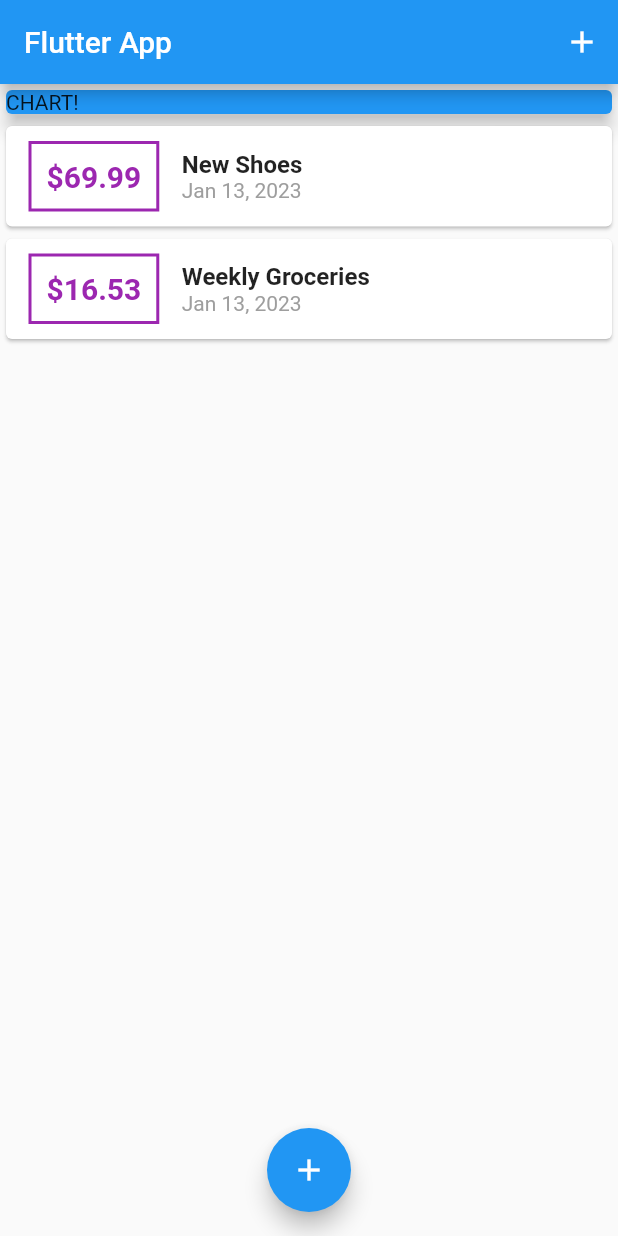
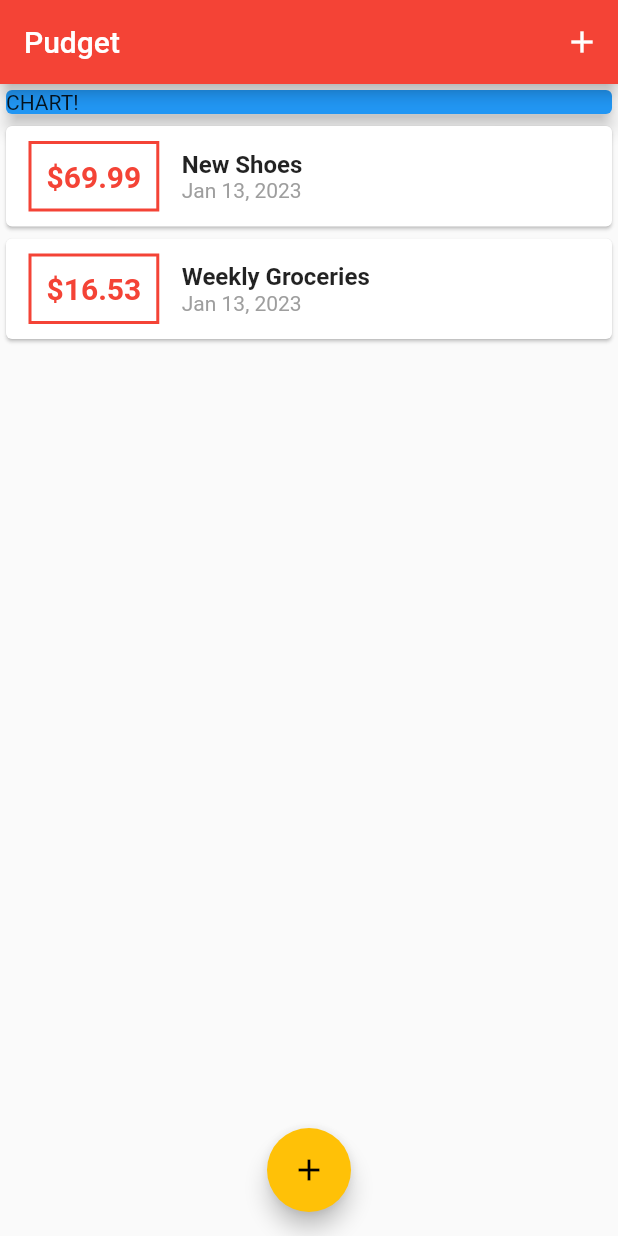
Before and after one commit to shadirvan/Pudget, a Flutter app: the screen it shows after launch, on a phone screen of 412 x 824 dp. Run offline on Flutter 3.47's test engine with Material 2 defaults, Android fonts, the phone set to English and light mode, and no system bars.

Commit message:
Added Few Theeme Data

```diff
--- a/lib/Widgets/transaction_list.dart
+++ b/lib/Widgets/transaction_list.dart
@@ -24,7 +24,7 @@ class TransactionList extends StatelessWidget {
                   ),
                   decoration: BoxDecoration(
                     border: Border.all(
-                      color: Colors.purple,
+                      color: Theme.of(context).primaryColor,
                       width: 2,
                     ),
                   ),
@@ -34,7 +34,7 @@ class TransactionList extends StatelessWidget {
                     style: TextStyle(
                       fontWeight: FontWeight.bold,
                       fontSize: 20,
-                      color: Colors.purple,
+                      color: Theme.of(context).primaryColor,
                     ),
                   ),
                 ),
--- a/lib/main.dart
+++ b/lib/main.dart
@@ -10,7 +10,8 @@ class MyApp extends StatelessWidget {
   @override
   Widget build(BuildContext context) {
     return MaterialApp(
-      title: 'Flutter App',
+      title: 'Pudget',
+      theme: ThemeData(primarySwatch: Colors.red, accentColor: Colors.amber),
       home: MyHomePage(),
     );
   }
@@ -69,7 +70,7 @@ class _MyHomePageState extends State<MyHomePage> {
   Widget build(BuildContext context) {
     return Scaffold(
       appBar: AppBar(
-        title: Text('Flutter App'),
+        title: Text('Pudget'),
         actions: <Widget>[
           IconButton(
             icon: Icon(Icons.add),
```
